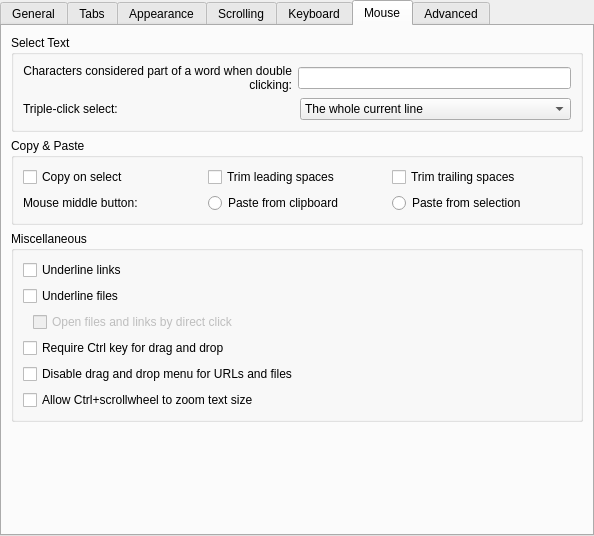
This is src/EditProfileDialog.ui in KDE/konsole as Qt 5 draws it before an edit. The edited form follows.
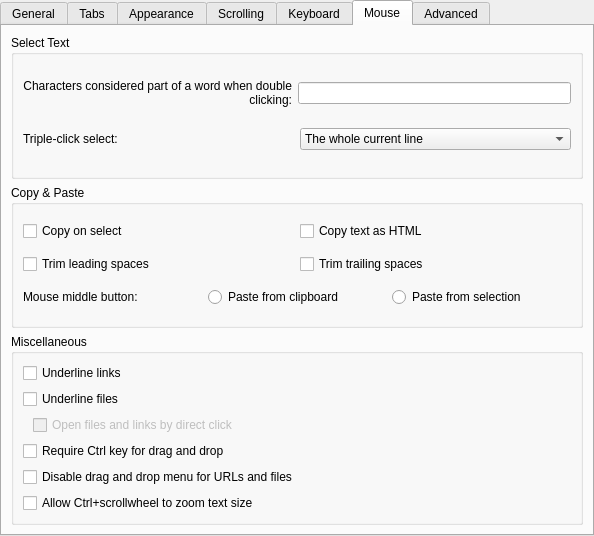
This is the edited form. The open tabs and pages were chosen to show the change. Custom widgets are drawn as their Qt base class.

Commit message:
Add a profile property to toggle copying text as HTML
The default behavior hasn't change.  Toggling this off will cause all
copy/paste to be text only.

FIXED-IN: 18.04

What changed in the file:
```diff
--- a/src/EditProfileDialog.ui
+++ b/src/EditProfileDialog.ui
@@ -952,18 +952,8 @@
           <bool>true</bool>
          </property>
          <layout class="QGridLayout" name="gridLayout_3">
-          <item row="0" column="0">
+          <item row="3" column="0">
            <layout class="QHBoxLayout" name="horizontalLayout_3">
-            <item>
-             <widget class="QCheckBox" name="copyTextToClipboardButton">
-              <property name="toolTip">
-               <string>Automatically copy selected text into clipboard</string>
-              </property>
-              <property name="text">
-               <string>Copy on select</string>
-              </property>
-             </widget>
-            </item>
             <item>
              <widget class="QCheckBox" name="trimLeadingSpacesButton">
               <property name="toolTip">
@@ -986,7 +976,7 @@
             </item>
            </layout>
           </item>
-          <item row="1" column="0">
+          <item row="4" column="0">
            <layout class="QHBoxLayout" name="horizontalLayout_5">
             <item>
              <widget class="QLabel" name="label_13">
@@ -1011,6 +1001,30 @@
             </item>
            </layout>
           </item>
+          <item row="2" column="0">
+           <layout class="QHBoxLayout" name="horizontalLayout_9">
+            <item>
+             <widget class="QCheckBox" name="copyTextToClipboardButton">
+              <property name="toolTip">
+               <string>Automatically copy selected text into clipboard</string>
+              </property>
+              <property name="text">
+               <string>Copy on select</string>
+              </property>
+             </widget>
+            </item>
+            <item>
+             <widget class="QCheckBox" name="copyTextAsHTMLButton">
+              <property name="toolTip">
+               <string>Copy text as HTML (including formatting, font faces, colors... etc)</string>
+              </property>
+              <property name="text">
+               <string>Copy text as HTML</string>
+              </property>
+             </widget>
+            </item>
+           </layout>
+          </item>
          </layout>
         </widget>
        </item>
@@ -1109,19 +1123,6 @@
          </layout>
         </widget>
        </item>
-       <item>
-        <spacer name="verticalSpacer">
-         <property name="orientation">
-          <enum>Qt::Vertical</enum>
-         </property>
-         <property name="sizeHint" stdset="0">
-          <size>
-           <width>20</width>
-           <height>328</height>
-          </size>
-         </property>
-        </spacer>
-       </item>
       </layout>
      </widget>
      <widget class="QWidget" name="advancedTab">
```
The commit also changes 7 other files.
